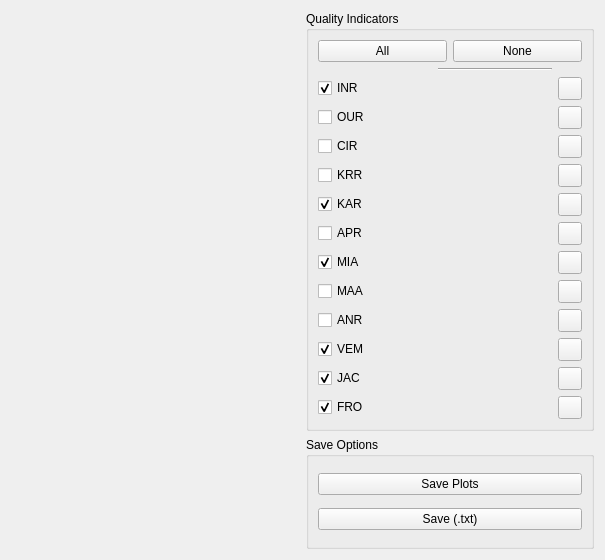
Old version of the form src/meshfullmetricswidget.ui in the repository DanielaCabiddu/PEMesh.2.
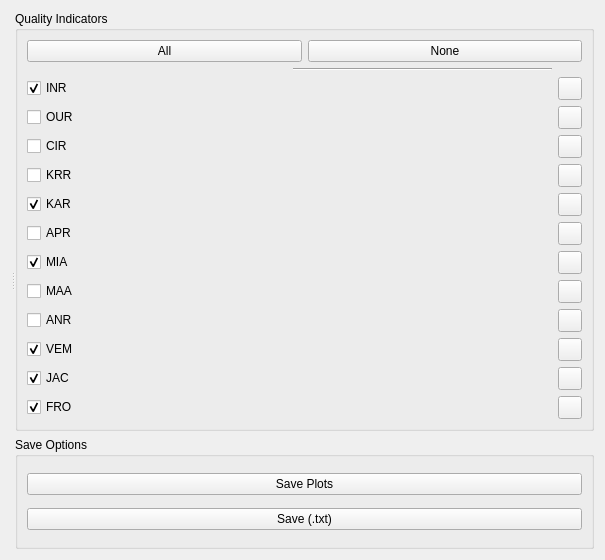
New version of the form. Icons and pictures are not drawn.

Commit message: splitter in single plot view

Diff of the .ui file:
```diff
--- a/src/meshfullmetricswidget.ui
+++ b/src/meshfullmetricswidget.ui
@@ -19,19 +19,32 @@
   <property name="windowTitle">
    <string>Form</string>
   </property>
-  <layout class="QGridLayout" name="gridLayout_3">
+  <layout class="QGridLayout" name="gridLayout_2">
    <item row="0" column="0">
-    <layout class="QGridLayout" name="gridLayout_2">
-     <item row="0" column="0">
-      <widget class="QWidget" name="charts" native="true">
-       <layout class="QHBoxLayout" name="horizontalLayout">
-        <item>
-         <layout class="QGridLayout" name="chart_grid_layout" rowminimumheight="0"/>
-        </item>
-       </layout>
-      </widget>
-     </item>
-     <item row="0" column="1">
+    <widget class="QSplitter" name="splitter">
+     <property name="sizePolicy">
+      <sizepolicy hsizetype="Preferred" vsizetype="Preferred">
+       <horstretch>0</horstretch>
+       <verstretch>0</verstretch>
+      </sizepolicy>
+     </property>
+     <property name="orientation">
+      <enum>Qt::Horizontal</enum>
+     </property>
+     <widget class="QWidget" name="charts" native="true">
+      <property name="minimumSize">
+       <size>
+        <width>0</width>
+        <height>0</height>
+       </size>
+      </property>
+      <layout class="QHBoxLayout" name="horizontalLayout">
+       <item>
+        <layout class="QGridLayout" name="chart_grid_layout" rowminimumheight="0"/>
+       </item>
+      </layout>
+     </widget>
+     <widget class="QWidget" name="righside" native="true">
       <layout class="QVBoxLayout" name="verticalLayout">
        <item>
         <widget class="QGroupBox" name="groupBox">
@@ -303,8 +316,8 @@
         </widget>
        </item>
       </layout>
-     </item>
-    </layout>
+     </widget>
+    </widget>
    </item>
   </layout>
  </widget>
```
Left out of the diff: 316 changed lines with no effect on the pictures. The commit also changes 1 other file.
